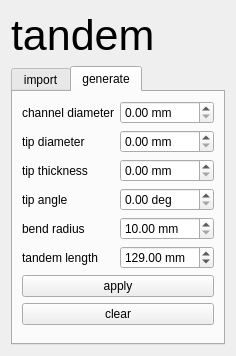
First picture: the form in src/windows/ui/tandem_view.ui, repository brachify/brachify, before the edit.
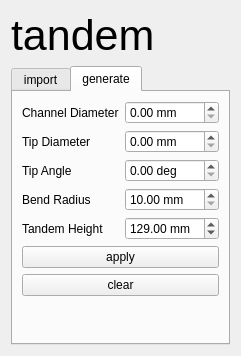
Second picture: the form after the edit.

Commit message:
removing tandem thickness
tandem thickness removed. some testing needs to be done to ensure no more faults.

What changed in the file:
```diff
--- a/src/windows/ui/tandem_view.ui
+++ b/src/windows/ui/tandem_view.ui
@@ -87,30 +87,10 @@
        <string>generate</string>
       </attribute>
       <layout class="QFormLayout" name="formLayout">
-       <item row="9" column="0" colspan="2">
-        <widget class="QPushButton" name="btn_apply">
-         <property name="text">
-          <string>apply</string>
-         </property>
-        </widget>
-       </item>
-       <item row="11" column="0" colspan="2">
-        <spacer name="verticalSpacer">
-         <property name="orientation">
-          <enum>Qt::Vertical</enum>
-         </property>
-         <property name="sizeHint" stdset="0">
-          <size>
-           <width>20</width>
-           <height>40</height>
-          </size>
-         </property>
-        </spacer>
-       </item>
        <item row="0" column="0">
         <widget class="QLabel" name="label">
          <property name="text">
-          <string>channel diameter</string>
+          <string>Channel Diameter</string>
          </property>
          <property name="buddy">
           <cstring>sp_channel_diameter</cstring>
@@ -133,7 +113,7 @@
        <item row="2" column="0">
         <widget class="QLabel" name="label_2">
          <property name="text">
-          <string>tip diameter</string>
+          <string>Tip Diameter</string>
          </property>
          <property name="buddy">
           <cstring>sp_tip_diameter</cstring>
@@ -148,47 +128,33 @@
         </widget>
        </item>
        <item row="3" column="0">
-        <widget class="QLabel" name="label_3">
-         <property name="text">
-          <string>tip thickness</string>
-         </property>
-         <property name="buddy">
-          <cstring>sp_tip_thickness</cstring>
-         </property>
-        </widget>
-       </item>
-       <item row="3" column="1">
-        <widget class="QDoubleSpinBox" name="sp_tip_thickness">
-         <property name="suffix">
-          <string> mm</string>
-         </property>
-        </widget>
-       </item>
-       <item row="4" column="0">
         <widget class="QLabel" name="label_4">
          <property name="text">
-          <string>tip angle</string>
+          <string>Tip Angle</string>
          </property>
          <property name="buddy">
           <cstring>sp_tip_angle</cstring>
          </property>
         </widget>
        </item>
-       <item row="4" column="1">
+       <item row="3" column="1">
         <widget class="QDoubleSpinBox" name="sp_tip_angle">
          <property name="suffix">
           <string> deg</string>
          </property>
         </widget>
        </item>
-       <item row="10" column="0" colspan="2">
-        <widget class="QPushButton" name="btn_clear_generate">
+       <item row="4" column="0">
+        <widget class="QLabel" name="label_7">
          <property name="text">
-          <string>clear</string>
+          <string>Bend Radius</string>
+         </property>
+         <property name="buddy">
+          <cstring>sb_bend_radius</cstring>
          </property>
         </widget>
        </item>
-       <item row="5" column="1">
+       <item row="4" column="1">
         <widget class="QDoubleSpinBox" name="sb_bend_radius">
          <property name="suffix">
           <string> mm</string>
@@ -202,13 +168,16 @@
         </widget>
        </item>
        <item row="5" column="0">
-        <widget class="QLabel" name="label_7">
+        <widget class="QLabel" name="label_8">
          <property name="text">
-          <string>bend radius</string>
+          <string>Tandem Height</string>
+         </property>
+         <property name="buddy">
+          <cstring>sb_tandem_length</cstring>
          </property>
         </widget>
        </item>
-       <item row="7" column="1">
+       <item row="5" column="1">
         <widget class="QDoubleSpinBox" name="sb_tandem_length">
          <property name="suffix">
           <string> mm</string>
@@ -224,13 +193,33 @@
          </property>
         </widget>
        </item>
-       <item row="7" column="0">
-        <widget class="QLabel" name="label_8">
+       <item row="8" column="0" colspan="2">
+        <widget class="QPushButton" name="btn_apply">
          <property name="text">
-          <string>tandem length</string>
+          <string>apply</string>
          </property>
         </widget>
        </item>
+       <item row="9" column="0" colspan="2">
+        <widget class="QPushButton" name="btn_clear_generate">
+         <property name="text">
+          <string>clear</string>
+         </property>
+        </widget>
+       </item>
+       <item row="10" column="0" colspan="2">
+        <spacer name="verticalSpacer">
+         <property name="orientation">
+          <enum>Qt::Vertical</enum>
+         </property>
+         <property name="sizeHint" stdset="0">
+          <size>
+           <width>20</width>
+           <height>40</height>
+          </size>
+         </property>
+        </spacer>
+       </item>
       </layout>
      </widget>
     </widget>
```
The commit also changes 3 other files.
